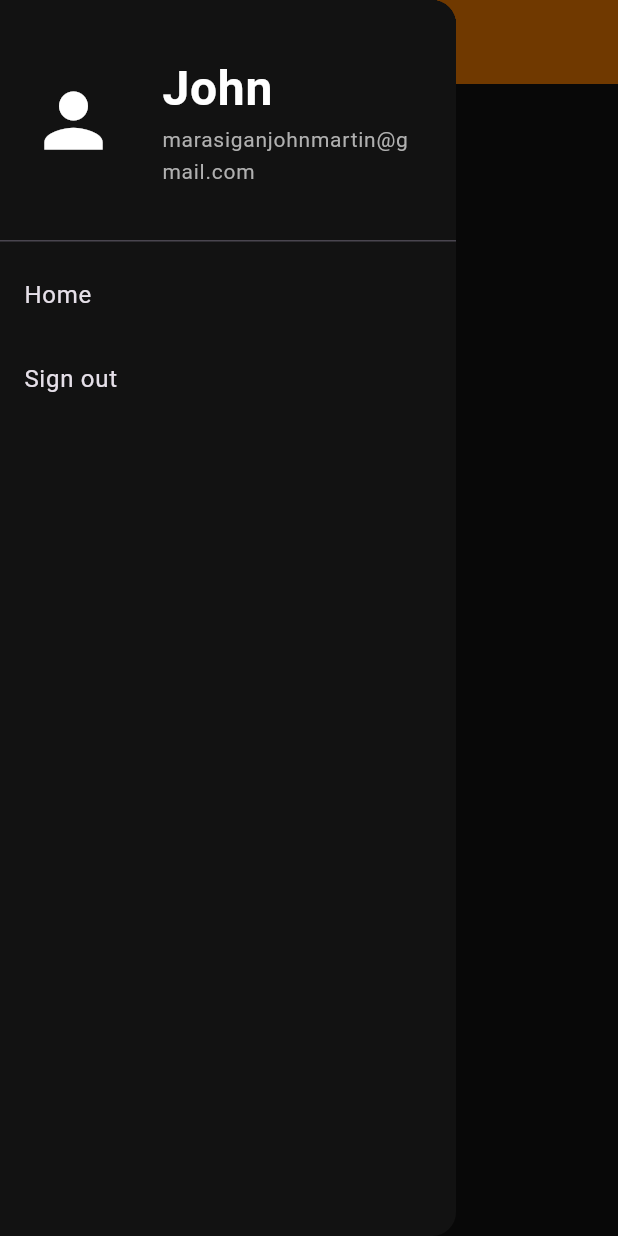
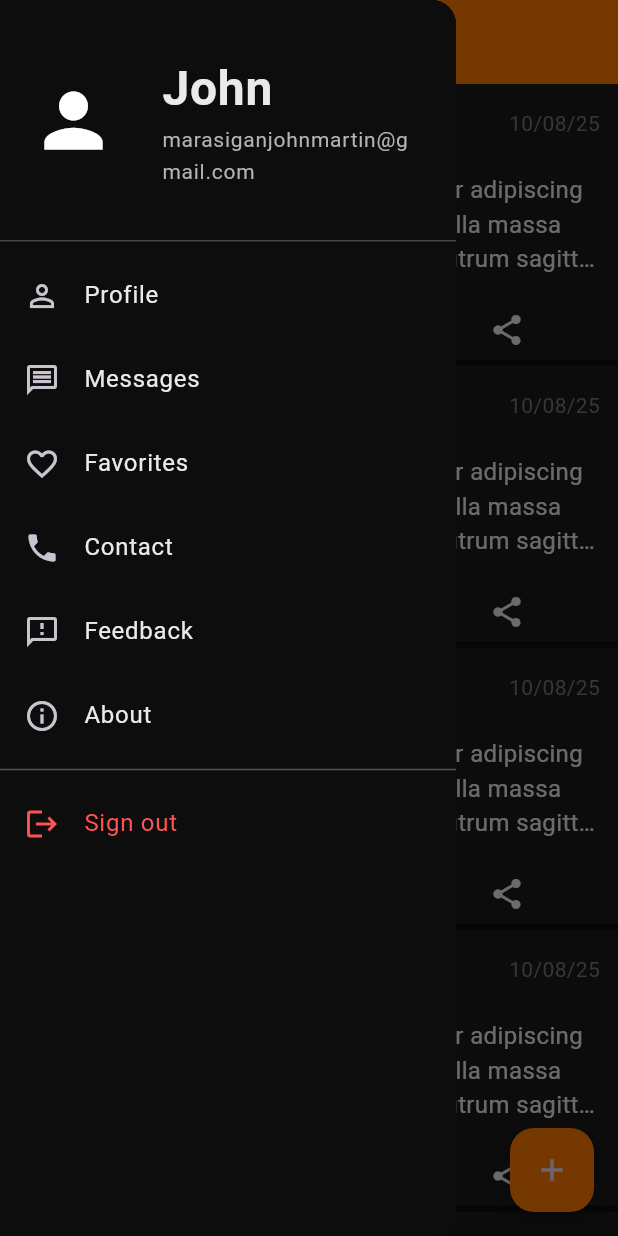
Before and after one commit to jmrsgn/Pump, a Flutter app: the MainFeedScreen screen opened by its route, with the side drawer open, on a phone screen of 412 x 824 dp. Run offline on Flutter 3.47's test engine with Material 3 defaults, Android fonts, the phone set to English and light mode, and no system bars.

Commit message:
feat(ui): create post widget screen and sample posts in main feed screen
- Create enums for Drawer items
- Update color palette in app_colors.dart
- Finish drawer widget

```diff
--- a/lib/core/constants/dimens.dart
+++ b/lib/core/constants/dimens.dart
@@ -33,13 +33,16 @@ class ButtonDimens {
 }
 
 class MarginDimens {
+  static const double margin8 = 8.0;
   static const double margin10 = 10.0;
+  static const double margin12 = 12.0;
   static const double margin20 = 20.0;
   static const double margin30 = 30.0;
   static const double margin40 = 40.0;
 }
 
 class PaddingDimens {
+  static const double padding8 = 8.0;
   static const double padding10 = 10.0;
   static const double padding20 = 20.0;
   static const double padding40 = 40.0;
@@ -49,3 +52,11 @@ class IconDimens {
   static const double iconSizeMedium = 24.0;
   static const double iconSizeLarge = 58.0;
 }
+
+class AppDimens {
+  static const double dimen4 = 4.0;
+  static const double dimen8 = 8.0;
+  static const double dimen10 = 10.0;
+  static const double dimen12 = 12.0;
+  static const double dimen20 = 12.0;
+}
--- a/lib/core/constants/strings.dart
+++ b/lib/core/constants/strings.dart
@@ -7,4 +7,11 @@ class AppStrings {
   static const password = 'Password';
   static const allYouNeedInOneApp = "All you need, in one app";
   static const routeNotFound = "Route not found";
+  static const profile = "Profile";
+  static const messages = "Messages";
+  static const favorites = "Favorites";
+  static const contact = "Contact";
+  static const feedback = "Feedback";
+  static const about = "About";
+  static const signOut = "Sign out";
 }
--- /dev/null
+++ b/lib/core/enums/app_menu_item.dart
@@ -0,0 +1,48 @@
+import 'package:flutter/material.dart';
+
+import '../constants/strings.dart';
+import '../routes.dart';
+
+enum AppMenuItem {
+  profile(
+    title: AppStrings.profile,
+    icon: Icon(Icons.person_outline),
+    route: AppRoutes.profile,
+  ),
+  messages(
+    title: AppStrings.messages,
+    icon: Icon(Icons.message_outlined),
+    route: AppRoutes.messages,
+  ),
+  favorites(
+    title: AppStrings.favorites,
+    icon: Icon(Icons.favorite_outline),
+    route: AppRoutes.favorites,
+  ),
+  contact(
+    title: AppStrings.contact,
+    icon: Icon(Icons.phone),
+    route: AppRoutes.contact,
+  ),
+  feedback(
+    title: AppStrings.feedback,
+    icon: Icon(Icons.feedback_outlined),
+    route: AppRoutes.feedback,
+  ),
+  about(
+    title: AppStrings.about,
+    icon: Icon(Icons.info_outline),
+    route: AppRoutes.about,
+  );
+
+  // --- Fields ---
+  final String title;
+  final Widget icon;
+  final String route;
+
+  const AppMenuItem({
+    required this.title,
+    required this.icon,
+    required this.route,
+  });
+}
--- a/lib/core/routes.dart
+++ b/lib/core/routes.dart
@@ -5,7 +5,14 @@ import 'package:pump/features/posts/presentation/screens/main_feed.dart';
 
 class AppRoutes {
   static const String login = '/login';
+  static const String register = '/register';
   static const String mainFeed = '/main_feed';
+  static const String profile = '/profile';
+  static const String messages = '/messages';
+  static const String favorites = '/favorites';
+  static const String contact = '/contact';
+  static const String feedback = '/feedback';
+  static const String about = '/about';
 
   static Route<dynamic> generateRoute(RouteSettings settings) {
     switch (settings.name) {
--- a/lib/core/theme/app_colors.dart
+++ b/lib/core/theme/app_colors.dart
@@ -1,31 +1,45 @@
 import 'package:flutter/material.dart';
 
+/// AppColors holds all color constants used throughout the app.
+/// Theme: Dark Orange + Black (Fitness / Energy / Strength)
 class AppColors {
-  // 🟧 Brand palette
-  static const Color primary = Color(0xFFF57C00); // Orange 700
-  static const Color primaryLight = Color(0xFFFFA726); // Orange 400
-  static const Color primaryDark = Color(0xFFEF6C00); // Orange 800
+  // 🌆 Core Brand Colors
+  static const Color primary = Color(0xFFFF7A00);      // Main accent orange
+  static const Color primaryDark = Color(0xFFCC5E00);  // Pressed/active state
+  static const Color primaryLight = Color(0xFFFFA94D); // Hover/focus/gradients
 
-  // ⚫ Backgrounds
-  static const Color backgroundDark = Color(0xFF121212);
-  static const Color backgroundLight = Color(0xFFFFFFFF);
+  // 🎨 Backgrounds & Surfaces
+  static const Color background = Color(0xFF0D0D0D);   // App background
+  static const Color surface = Color(0xFF1A1A1A);      // Card/AppBar surfaces
+  static const Color surfaceLight = Color(0xFF1C1C1C); // Slightly lighter surface
 
-  // 📝 Text colors
-  static const Color textPrimary = Color(0xFFFFFFFF);
-  static const Color textSecondary = Color(0xFFB0B0B0);
-  static const Color textHint = Color(0xFF9E9E9E);
+  // 📝 Text Colors
+  static const Color textPrimary = Color(0xFFEAEAEA);   // Default readable text
+  static const Color textSecondary = Color(0xFFB3B3B3); // Captions, subtitles
+  static const Color textDisabled = Color(0xFF666666);  // Disabled/placeholder
+  static const Color textHint = Color(0xFF777777);      // Hint text inside inputs
+  static const Color textOnPrimary = Colors.white;      // Text on orange
 
-  // 🔲 Borders
-  static const Color borderLight = Color(0xFFDDDDDD);
-  static const Color borderDark = Color(0xFF333333);
+  // ⚙️ Functional Colors
+  static const Color success = Color(0xFF00C853); // Green for success
+  static const Color warning = Color(0xFFFFA000); // Orange-yellow for warnings
+  static const Color error = Color(0xFFE53935);   // Red for errors
+  static const Color info = Color(0xFF29B6F6);    // Blue for info banners
 
-  // ✅ State colors
-  static const Color success = Color(0xFF4CAF50);
-  static const Color error = Color(0xFFF44336);
-  static const Color warning = Color(0xFFFFC107);
+  // 🧭 UI Components
+  static const Color appBar = surface;
+  static const Color bottomNav = Color(0xFF121212);
+  static const Color drawerBackground = Color(0xFF121212);
+  static const Color drawerSelected = primary;
+  static const Color drawerUnselected = textSecondary;
 
-  static const Color white = textPrimary;
+  // 🧩 Inputs & Borders
+  static const Color inputBackground = Color(0xFF2A2A2A);
+  static const Color inputBorder = Color(0xFF333333);
+  static const Color inputFocusedBorder = primary;
+  static const Color divider = Color(0xFF333333);
 
-  // 🩶 Overlay
-  static const Color overlay = Color(0x66000000); // black with 40% opacity
+  // ⚫ Overlays / Shadows
+  static const Color overlay = Color(0x80000000); // 50% black overlay
+  static const Color shadow = Color(0x33000000);  // 20% black shadow
 }
--- a/lib/core/theme/app_text_styles.dart
+++ b/lib/core/theme/app_text_styles.dart
@@ -49,7 +49,7 @@ class AppTextStyles { // TODO: CONTINUE
   static final TextStyle button = base.copyWith(
     fontSize: 16,
     fontWeight: FontWeight.bold,
-    color: AppColors.backgroundLight,
+    color: Colors.white,// TODO
   );
 
   // 🧾 Captions or labels
--- /dev/null
+++ b/lib/core/widgets/app_drawer.dart
@@ -0,0 +1,104 @@
+import 'package:flutter/material.dart';
+import 'package:pump/core/constants/strings.dart';
+import 'package:pump/core/enums/app_menu_item.dart';
+import 'package:pump/core/routes.dart';
+import '../constants/dimens.dart';
+
+import '../theme/app_colors.dart';
+import '../theme/app_text_styles.dart';
+
+class AppDrawer extends StatelessWidget {
+  final String selectedRoute;
+  final VoidCallback onSignOut;
+  final String userName;
+  final String email;
+
+  const AppDrawer({
+    super.key,
+    required this.selectedRoute,
+    required this.onSignOut,
+    this.userName = "John",
+    this.email = "marasiganjohnmartin@gmail.com",
+  });
+
+  @override
+  Widget build(BuildContext context) {
+    return Drawer(
+      backgroundColor: AppColors.background,
+      child: ListView(
+        padding: EdgeInsets.zero,
+        children: [
+          DrawerHeader(
+            padding: EdgeInsets.symmetric(horizontal: PaddingDimens.padding20),
+            decoration: const BoxDecoration(color: AppColors.background),
+            child: Row(
+              mainAxisAlignment: MainAxisAlignment.spaceBetween,
+              crossAxisAlignment: CrossAxisAlignment.center,
+              children: [
+                const Icon(
+                  Icons.person,
+                  size: IconDimens.iconSizeLarge,
+                  color: Colors.white,
+                ),
+                const SizedBox(width: MarginDimens.margin30),
+                Expanded(
+                  child: Container(
+                    color: AppColors.background,
+                    child: Column(
+                      mainAxisAlignment: MainAxisAlignment.center,
+                      crossAxisAlignment: CrossAxisAlignment.start,
+                      children: [
+                        Text(userName, style: AppTextStyles.heading1),
+                        Text(email, style: AppTextStyles.small),
+                      ],
+                    ),
+                  ),
+                ),
+              ],
+            ),
+          ),
+          // 🔥 Loop through enum values here
+          for (final item in AppMenuItem.values)
+            _buildDrawerItem(context: context, item: item),
+
+          const Divider(color: Colors.white30),
+          ListTile(
+            leading: const Icon(Icons.logout, color: Colors.redAccent),
+            title: const Text(
+              AppStrings.signOut,
+              style: TextStyle(color: Colors.redAccent),
+            ),
+            onTap: onSignOut,
+          ),
+        ],
+      ),
+    );
+  }
+
+  Widget _buildDrawerItem({
+    required BuildContext context,
+    required AppMenuItem item,
+  }) {
+    final bool isSelected = selectedRoute == item.route;
+
+    return ListTile(
+      leading: item.icon,
+      title: Text(
+        item.title,
+        style: TextStyle(
+          color: isSelected ? AppColors.textOnPrimary : AppColors.textPrimary,
+          fontWeight: isSelected ? FontWeight.bold : FontWeight.normal,
+        ),
+      ),
+      selected: isSelected,
+      selectedTileColor: AppColors.drawerSelected,
+      onTap: () {
+        if (selectedRoute != item.route) {
+          // Navigator.pushReplacementNamed(context, item.route); // TODO
+        } else {
+          Navigator.pop(context); // just close the drawer
+        }
+      },
+    );
+  }
+}
--- a/lib/features/auth/presentation/screens/login.dart
+++ b/lib/features/auth/presentation/screens/login.dart
@@ -20,15 +20,15 @@ class _LoginScreen extends State<LoginScreen> {
   final _passwordController = TextEditingController();
 
   void login() async {
-    setState(() {
-      _isLoading = true;
-    });
-
-    await Future.delayed(const Duration(seconds: 2));
-
-    setState(() {
-      _isLoading = false;
-    });
+    // setState(() {
+    //   _isLoading = true;
+    // });
+    //
+    // await Future.delayed(const Duration(seconds: 2));
+    //
+    // setState(() {
+    //   _isLoading = false;
+    // });
 
     Navigator.pushReplacementNamed(context, AppRoutes.mainFeed);
   }
--- /dev/null
+++ b/lib/features/auth/presentation/widgets/post_widget.dart
@@ -0,0 +1,97 @@
+import 'package:flutter/material.dart';
+import 'package:pump/core/constants/dimens.dart';
+import 'package:pump/core/theme/app_text_styles.dart';
+import '../../../../core/theme/app_colors.dart';
+
+class PostWidget extends StatelessWidget {
+  final String description;
+  final String author;
+  final String authorImageUrl;
+  final String datePosted;
+  final String? postImageUrl;
+
+  const PostWidget({
+    super.key,
+    required this.description,
+    required this.author,
+    required this.authorImageUrl,
+    required this.datePosted,
+    this.postImageUrl,
+  });
+
+  @override
+  Widget build(BuildContext context) {
+    return Card(
+      color: AppColors.surface,
+      margin: EdgeInsets.only(bottom: AppDimens.dimen4),
+      shape: RoundedRectangleBorder(borderRadius: BorderRadius.circular(0)),
+      child: Padding(
+        padding: const EdgeInsets.all(AppDimens.dimen8),
+        child: Column(
+          crossAxisAlignment: CrossAxisAlignment.start,
+          children: [
+            // Header user info
+            Container(
+              padding: const EdgeInsets.all(AppDimens.dimen4),
+              child: Row(
+                children: [
+                  const CircleAvatar(
+                    radius: AppDimens.dimen20,
+                    backgroundColor: AppColors.primary,
+                    child: Icon(
+                      Icons.person,
+                      color: Colors.white,
+                    ), // TODO fix color
+                  ),
+                  SizedBox(width: AppDimens.dimen10),
+                  Expanded(child: Text(author, style: AppTextStyles.heading3)),
+                  Text(datePosted, style: AppTextStyles.hint),
+                ],
+              ),
+            ),
+            const SizedBox(height: AppDimens.dimen10),
+
+            // Post description
+            Container(
+              padding: const EdgeInsets.all(AppDimens.dimen4),
+              child: Text(
+                description,
+                style: AppTextStyles.body,
+                maxLines: 3,
+                overflow: TextOverflow.ellipsis,
+              ),
+            ),
+            const SizedBox(height: 10),
+
+            // Post image
+            postImageUrl == null
+                ? ClipRRect()
+                : ClipRRect(
+                    borderRadius: BorderRadius.circular(10),
+                    child: Image.network(
+                      postImageUrl!,
+                      height: 200,
+                      width: double.infinity,
+                      fit: BoxFit.cover,
+                    ),
+                  ),
+            const SizedBox(height: 10),
+
+            // Action buttons
+            Row(
+              mainAxisAlignment: MainAxisAlignment.spaceAround,
+              children: const [
+                Icon(
+                  Icons.favorite_border,
+                  color: AppColors.textPrimary,
+                ), // TODO: add color for icons
+                Icon(Icons.comment_outlined, color: AppColors.textPrimary),
+                Icon(Icons.share, color: AppColors.textPrimary),
+              ],
+            ),
+          ],
+        ),
+      ),
+    );
+  }
+}
--- a/lib/features/posts/presentation/screens/main_feed.dart
+++ b/lib/features/posts/presentation/screens/main_feed.dart
@@ -1,10 +1,9 @@
 import 'package:flutter/material.dart';
-import 'package:pump/core/constants/dimens.dart';
 import 'package:pump/core/routes.dart';
-import 'package:pump/core/theme/app_colors.dart';
+import 'package:pump/core/widgets/app_drawer.dart';
 import 'package:pump/core/widgets/custom_scaffold.dart';
-
-import '../../../../core/theme/app_text_styles.dart';
+import 'package:pump/features/auth/presentation/widgets/post_widget.dart';
+import '../../../../core/theme/app_colors.dart';
 
 class MainFeedScreen extends StatefulWidget {
   const MainFeedScreen({super.key});
@@ -47,79 +46,27 @@ class _MainFeedScreen extends State<MainFeedScreen> {
           ),
         ),
       ),
-      backgroundColor: AppColors.backgroundDark,
-      drawer: _MainFeedDrawer(onSignOut: signOut),
-      body: const Center(
-        // TODO: Add feed
+      backgroundColor: AppColors.background,
+      drawer: AppDrawer(onSignOut: signOut, selectedRoute: ''),
+      body: ListView.builder(
+        itemCount: 6,
+        itemBuilder: (context, index) {
+          return PostWidget(
+            description:
+                'Lorem ipsum dolor sit amet, consectetur adipiscing elit. Integer aliquam purus urna, in fringilla massa dictum lacinia. Fusce vel felis et nunc rutrum sagittis. Etiam ac volutpat sapien.',
+            author: 'JM injured',
+            authorImageUrl: '',
+            datePosted: '10/08/25',
+          );
+        },
+      ),
+      floatingActionButton: FloatingActionButton(
+        onPressed: () {
+          // TODO:
+        },
+        backgroundColor: AppColors.primary,
+        child: const Icon(Icons.add),
       ),
     );
   }
 }
-
-class _MainFeedDrawer extends StatelessWidget {
-  final VoidCallback onSignOut;
-
-  const _MainFeedDrawer({required this.onSignOut});
-
-  void signOut() {
-    // TODO: actual sign-out logic (Firebase/Auth/JWT clearing, etc.)
-    onSignOut();
-  }
-
-  @override
-  Widget build(BuildContext context) {
-    return Drawer(
-      backgroundColor: AppColors.backgroundDark,
-      child: ListView(
-        padding: EdgeInsets.zero,
-        children: [
-          DrawerHeader(
-            padding: EdgeInsets.symmetric(horizontal: PaddingDimens.padding20),
-            decoration: const BoxDecoration(color: AppColors.backgroundDark),
-            child: Row(
-              mainAxisAlignment: MainAxisAlignment.spaceBetween,
-              crossAxisAlignment: CrossAxisAlignment.center,
-              children: [
-                const Icon(
-                  Icons.person,
-                  size: IconDimens.iconSizeLarge,
-                  color: AppColors.white,
-                ),
-                const SizedBox(width: MarginDimens.margin30),
-                Expanded(
-                  child: Container(
-                    color: AppColors.backgroundDark,
-                    child: Column(
-                      mainAxisAlignment: MainAxisAlignment.center,
-                      crossAxisAlignment: CrossAxisAlignment.start,
-                      children: [
-                        Text('John', style: AppTextStyles.heading1),
-                        Text(
-                          'marasiganjohnmartin@gmail.com',
-                          style: AppTextStyles.small,
-                        ),
-                      ],
-                    ),
-                  ),
-                ),
-              ],
-            ),
-          ),
-          ListTile(
-            title: const Text('Home'),
-            onTap: () {
-              // Update the state of the app.
-              // ...
-            },
-          ),
-          ListTile(
-            title: const Text('Sign out'),
-            onTap: () {
-              signOut();
-            },
-          ),
-        ],
-      ),
-    );
-  }
-}
```
